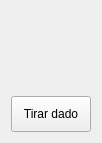
Qt form ui/wdgPlayerDado.ui (turulomio/glparchis) before a commit.
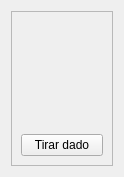
The same form after that commit. Icons and pictures are not drawn.

Patch:
```diff
--- a/ui/wdgPlayerDado.ui
+++ b/ui/wdgPlayerDado.ui
@@ -6,13 +6,22 @@
    <rect>
     <x>0</x>
     <y>0</y>
-    <width>100</width>
-    <height>143</height>
+    <width>124</width>
+    <height>177</height>
    </rect>
   </property>
   <property name="windowTitle">
    <string>Form</string>
   </property>
+  <layout class="QHBoxLayout" name="horizontalLayout_2">
+   <item>
+    <widget class="QFrame" name="frame">
+     <property name="frameShape">
+      <enum>QFrame::StyledPanel</enum>
+     </property>
+     <property name="frameShadow">
+      <enum>QFrame::Raised</enum>
+     </property>
   <layout class="QHBoxLayout" name="horizontalLayout">
    <item>
     <layout class="QVBoxLayout" name="verticalLayout">
@@ -57,7 +66,7 @@
      <item>
       <widget class="QPushButton" name="cmd">
        <property name="sizePolicy">
-        <sizepolicy hsizetype="Preferred" vsizetype="Preferred">
+           <sizepolicy hsizetype="Preferred" vsizetype="Fixed">
          <horstretch>0</horstretch>
          <verstretch>0</verstretch>
         </sizepolicy>
@@ -74,6 +83,9 @@
       </widget>
      </item>
     </layout>
+      </item>
+     </layout>
+    </widget>
    </item>
   </layout>
  </widget>
```
Lines whose indentation alone changed are shown as unchanged.
